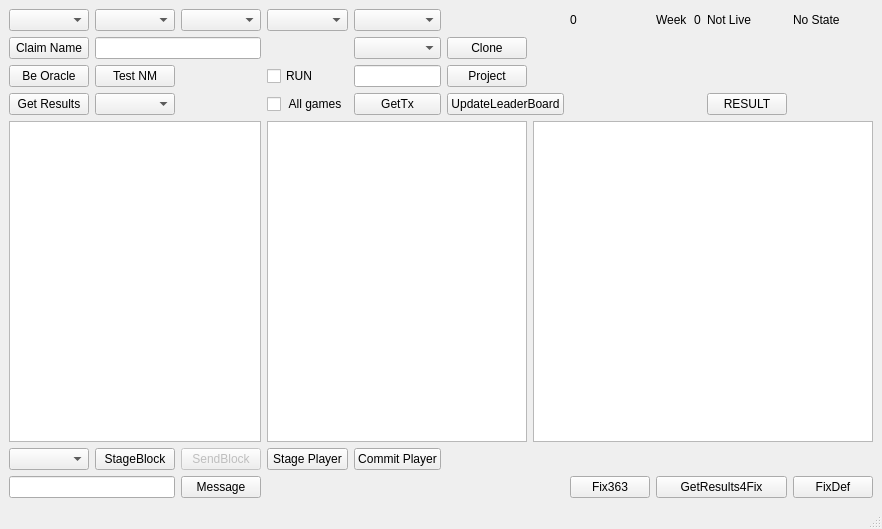
The window that tradingfootball/testingwindow.ui (protoblock/protoblock) describes before a commit, drawn with Qt 5.
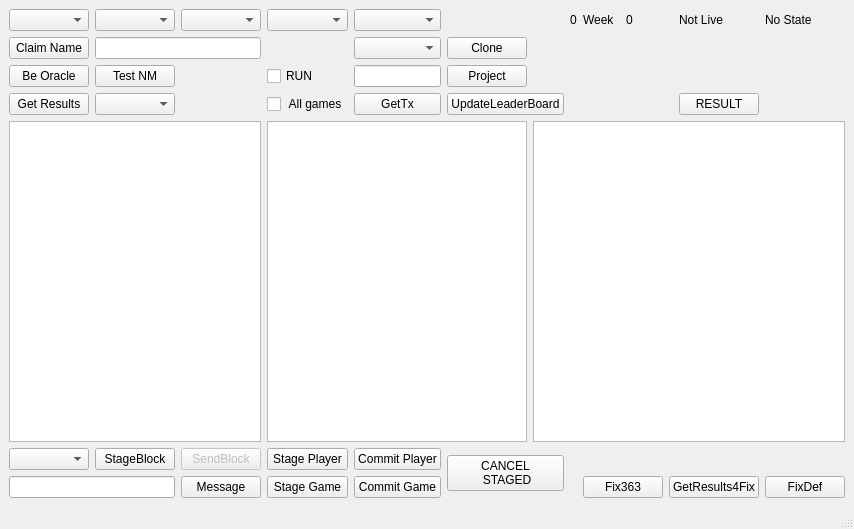
The same window after the commit.

Diff of the .ui file:
```diff
--- a/tradingfootball/testingwindow.ui
+++ b/tradingfootball/testingwindow.ui
@@ -6,7 +6,7 @@
    <rect>
     <x>0</x>
     <y>0</y>
-    <width>770</width>
+    <width>816</width>
     <height>529</height>
    </rect>
   </property>
@@ -44,21 +44,21 @@
       </property>
      </widget>
     </item>
-    <item row="0" column="9">
+    <item row="0" column="9" colspan="2">
      <widget class="QLabel" name="week">
       <property name="text">
        <string>0</string>
       </property>
      </widget>
     </item>
-    <item row="0" column="10">
+    <item row="0" column="11">
      <widget class="QLabel" name="Live">
       <property name="text">
        <string>Not Live</string>
       </property>
      </widget>
     </item>
-    <item row="0" column="11">
+    <item row="0" column="12">
      <widget class="QLabel" name="globalstate">
       <property name="text">
        <string>No State</string>
@@ -147,7 +147,7 @@
       </property>
      </widget>
     </item>
-    <item row="3" column="10">
+    <item row="3" column="11">
      <widget class="QPushButton" name="result">
       <property name="text">
        <string>RESULT</string>
@@ -160,7 +160,7 @@
     <item row="4" column="3" colspan="3">
      <widget class="QListWidget" name="staging_tx"/>
     </item>
-    <item row="4" column="6" colspan="6">
+    <item row="4" column="6" colspan="7">
      <widget class="QListWidget" name="awards"/>
     </item>
     <item row="5" column="0">
@@ -197,6 +197,14 @@
       </property>
      </widget>
     </item>
+    <item row="5" column="5" rowspan="2" colspan="2">
+     <widget class="QPushButton" name="cancel_staged">
+      <property name="text">
+       <string>CANCEL
+ STAGED</string>
+      </property>
+     </widget>
+    </item>
     <item row="6" column="0" colspan="2">
      <widget class="QLineEdit" name="out"/>
     </item>
@@ -207,27 +215,41 @@
       </property>
      </widget>
     </item>
-    <item row="6" column="11">
-     <widget class="QPushButton" name="FixDef">
+    <item row="6" column="3">
+     <widget class="QPushButton" name="stage_game">
       <property name="text">
-       <string>FixDef</string>
+       <string>Stage Game</string>
       </property>
      </widget>
     </item>
-    <item row="6" column="7">
+    <item row="6" column="4">
+     <widget class="QPushButton" name="commit_game">
+      <property name="text">
+       <string>Commit Game</string>
+      </property>
+     </widget>
+    </item>
+    <item row="6" column="8" colspan="2">
      <widget class="QPushButton" name="fix363">
       <property name="text">
        <string>Fix363</string>
       </property>
      </widget>
     </item>
-    <item row="6" column="8" colspan="3">
+    <item row="6" column="10" colspan="2">
      <widget class="QPushButton" name="GetResults4Fix">
       <property name="text">
        <string>GetResults4Fix</string>
       </property>
      </widget>
     </item>
+    <item row="6" column="12">
+     <widget class="QPushButton" name="FixDef">
+      <property name="text">
+       <string>FixDef</string>
+      </property>
+     </widget>
+    </item>
    </layout>
   </widget>
   <widget class="QMenuBar" name="menubar">
```
Left out of the diff: 2 changed lines with no effect on the pictures.
